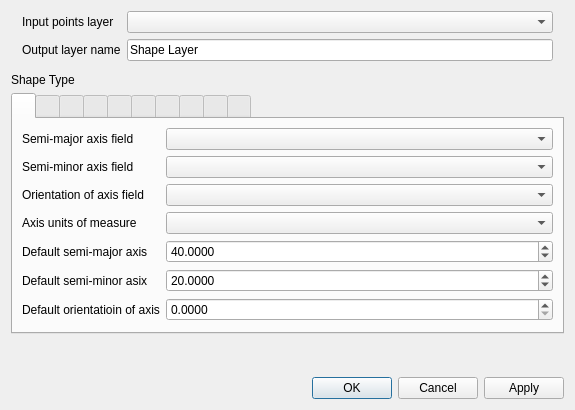
Before: the Qt Designer form ui/vector2Shape.ui in NationalSecurityAgency/qgis-shapetools-plugin, drawn with Qt 5.
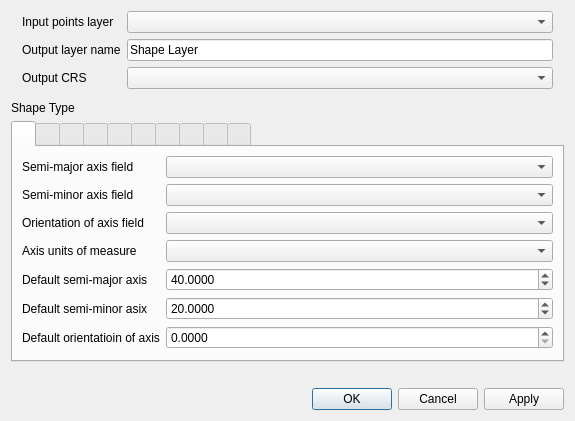
After: the same form once the commit is applied. Custom widgets are drawn as their Qt base class.

Commit message: Allow CRS selection for Create Shapes.

```diff
--- a/ui/vector2Shape.ui
+++ b/ui/vector2Shape.ui
@@ -7,7 +7,7 @@
     <x>0</x>
     <y>0</y>
     <width>575</width>
-    <height>410</height>
+    <height>421</height>
    </rect>
   </property>
   <property name="windowTitle">
@@ -49,6 +49,16 @@
        </property>
       </widget>
      </item>
+     <item row="2" column="0">
+      <widget class="QLabel" name="label_54">
+       <property name="text">
+        <string>Output CRS</string>
+       </property>
+      </widget>
+     </item>
+     <item row="2" column="1">
+      <widget class="QComboBox" name="outputCRSComboBox"/>
+     </item>
     </layout>
    </item>
    <item>
```
The commit also changes 4 other files.
